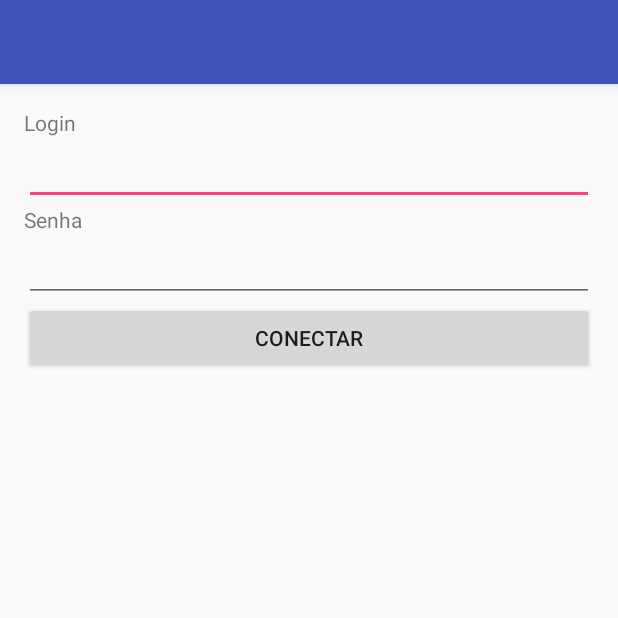
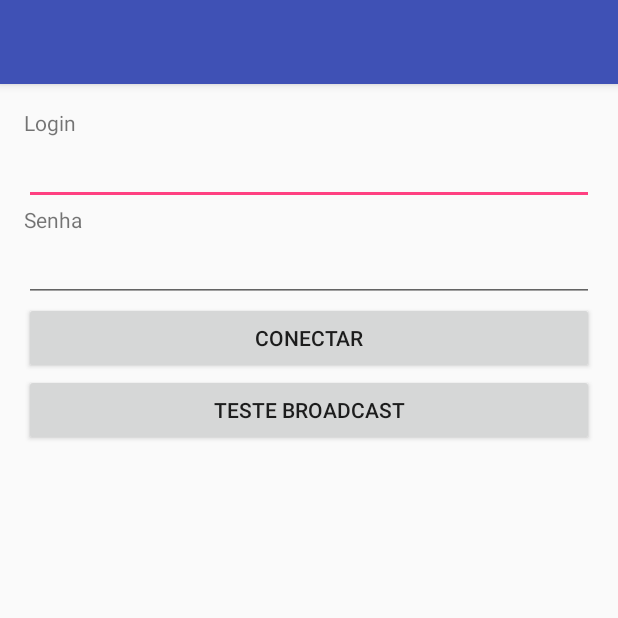
Before and after one commit to IsraelJr/DemoIntent, an Android app: the screen it shows after launch (loginActivity), on a phone screen of 412 x 824 dp, the top half of it. Run offline under Robolectric (Android 15) with nearby library versions, the phone set to English and light mode, and no system bars.

Commit message:
Primeiro teste Broadcast Receiver

```diff
--- a/app/src/main/res/layout/activity_login.xml
+++ b/app/src/main/res/layout/activity_login.xml
@@ -38,4 +38,10 @@
         android:text="Conectar"
         android:onClick="fazerConexao"/>
 
+    <Button
+        android:layout_width="match_parent"
+        android:layout_height="wrap_content"
+        android:text="Teste Broadcast"
+        android:onClick="testeBroadcast"/>
+
 </LinearLayout>
```
Also changed, not shown: app/src/main/AndroidManifest.xml (+7 -0 lines), app/src/main/java/com/example/israel/demointent/broadcastreceiver/MyReceiver.java (added, +16 -0 lines), app/src/main/java/com/example/israel/demointent/loginActivity.java (+9 -0 lines).
